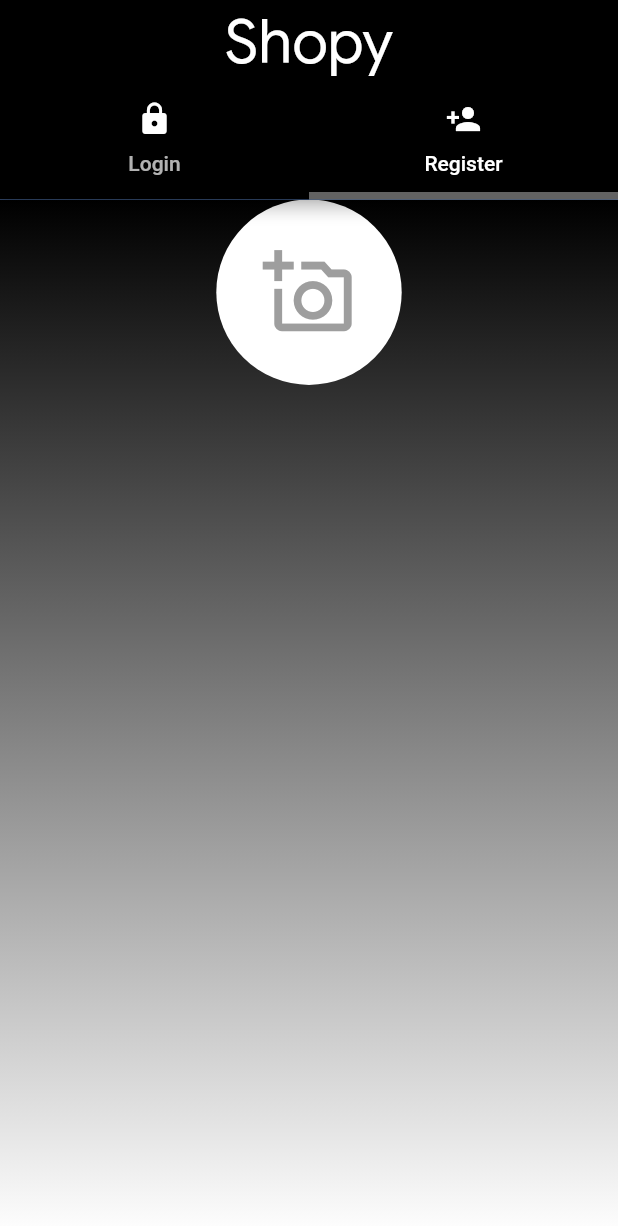
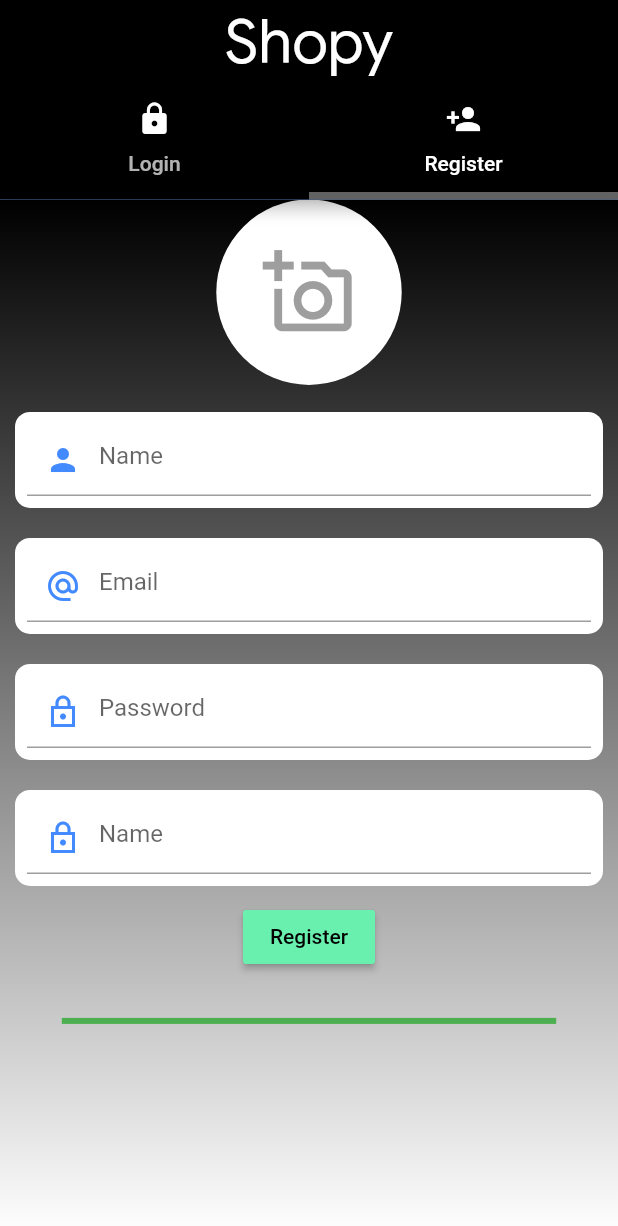
Before and after one commit to aruntemme/ecom-flutter, a Flutter app: the screen it shows after launch, tab 2 chosen, on a phone screen of 412 x 824 dp. Shown: the top 1226 px of the screen. Run offline on Flutter 3.47's test engine with Material 2 defaults, Android fonts, the phone set to English and light mode, and no system bars; our stand-ins replace cloud_firestore, firebase_auth, firebase_core, shared_preferences; accounts and stored records are empty.

Commit message:
registrationScreen UI

```diff
--- a/lib/Authentication/registerScreen.dart
+++ b/lib/Authentication/registerScreen.dart
@@ -1,5 +1,6 @@
 import 'dart:io';
 
+import 'package:ecom/Widgets/customTextField.dart';
 import 'package:flutter/material.dart';
 
 class RegisterScreen extends StatefulWidget {
@@ -49,9 +50,51 @@ class _RegisterScreenState extends State<RegisterScreen> {
           Form(
             key: _formKey,
             child: Column(
-              children: [],
+              children: [
+                CustomTextField(
+                  controller: _nameTextEditingController,
+                  data: Icons.person,
+                  hintText: "Name",
+                  isObsecure: false,
+                ),
+                CustomTextField(
+                  controller: _emailTextEditingController,
+                  data: Icons.alternate_email_sharp,
+                  hintText: "Email",
+                  isObsecure: false,
+                ),
+                CustomTextField(
+                  controller: _passwordTextEditingController,
+                  data: Icons.lock_outline_sharp,
+                  hintText: "Password",
+                  isObsecure: true,
+                ),
+                CustomTextField(
+                  controller: _cPasswordTextEditingController,
+                  data: Icons.lock_outline_sharp,
+                  hintText: "Name",
+                  isObsecure: true,
+                )
+              ],
             ),
-          )
+          ),
+          RaisedButton(
+            onPressed: () => ("clicked"),
+            color: Colors.greenAccent,
+            child: Text(
+              "Register",
+              style: TextStyle(
+                color: Colors.black,
+              ),
+            ),
+          ),
+          SizedBox(height: 30.0),
+          Container(
+            height: 4.0,
+            width: _screenWidth * 0.8,
+            color: Colors.green,
+          ),
+          SizedBox(height: 15.0)
         ],
       ),
     ));
--- a/lib/Widgets/customTextField.dart
+++ b/lib/Widgets/customTextField.dart
@@ -12,6 +12,26 @@ class CustomTextField extends StatelessWidget {
 
   @override
   Widget build(BuildContext context) {
-    return Container();
+    return Container(
+      decoration: BoxDecoration(
+        color: Colors.white,
+        borderRadius: BorderRadius.all(Radius.circular(10.0)),
+      ),
+      padding: EdgeInsets.all(8.0),
+      margin: EdgeInsets.all(10.0),
+      child: TextFormField(
+        controller: controller,
+        obscureText: isObsecure,
+        cursorColor: Theme.of(context).primaryColor,
+        decoration: InputDecoration(
+          prefixIcon: Icon(
+            data,
+            color: Theme.of(context).primaryColor,
+          ),
+          focusColor: Theme.of(context).primaryColor,
+          hintText: hintText,
+        ),
+      ),
+    );
   }
 }
```
